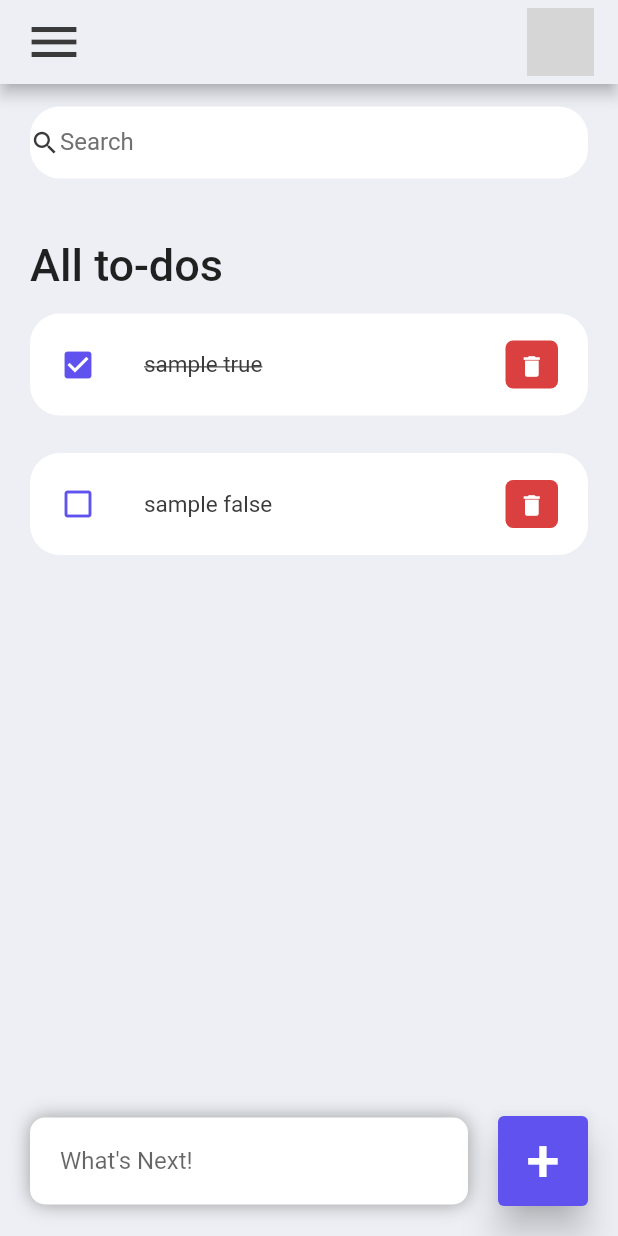
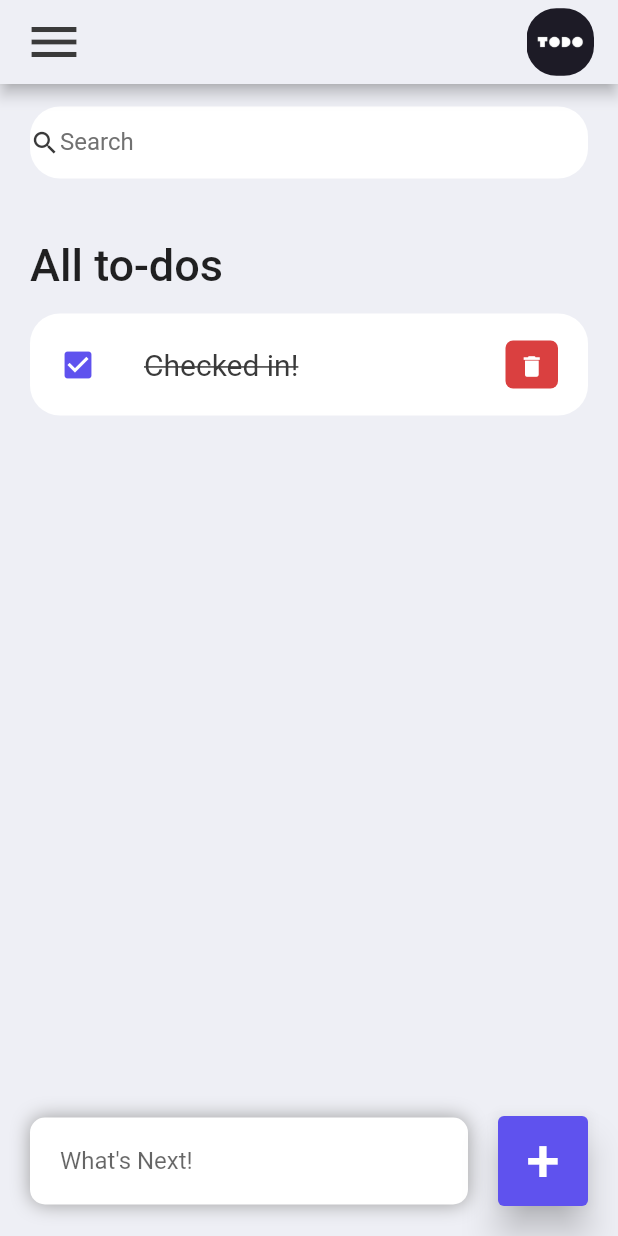
Before and after one commit to VatsalSinha18/todo_list, a Flutter app: the screen it shows after launch, on a phone screen of 412 x 824 dp. Run offline on Flutter 3.47's test engine with Material 2 defaults, Android fonts, the phone set to English and light mode, and no system bars; grey boxes are pictures that could not be loaded.

Commit message:
new assests added

```diff
--- a/lib/model/todo.dart
+++ b/lib/model/todo.dart
@@ -13,8 +13,8 @@ class ToDo {
 
   static List<ToDo> todoList(){
     return[
-      ToDo(id: '01', todotext: "sample true", Done:true),
-      ToDo(id: '02', todotext: "sample false", ),
+      ToDo(id: '01', todotext: "Checked in!", Done:true),
+
 
 
     ];
--- a/lib/screens/home.dart
+++ b/lib/screens/home.dart
@@ -182,7 +182,11 @@ class _HomeState extends State<Home> {
           Container(
             height: 45,
             width: 45,
-            child: Image.asset("todo.jpg")   ),],
+            child: ClipRRect(
+              borderRadius: BorderRadius.circular(20),
+              child: Image.asset("assets/todo.jpg"),
+            ),
+          ),],
       ),
     );
   }
--- a/lib/widgets/items.dart
+++ b/lib/widgets/items.dart
@@ -34,7 +34,7 @@ class ToDoItems extends StatelessWidget {
         title: Text(
           todo.todotext!,
           style: TextStyle(
-            fontSize: 15,
+            fontSize: 20,
             color: MatBlack,
             decoration: todo.Done?TextDecoration.lineThrough:null,
           ),
@@ -56,8 +56,13 @@ class ToDoItems extends StatelessWidget {
                     onDeleteItem(todo.id);
                   },
                 )
+
     ),
-      ),
+
+      )
+
+
         );
+
   }
 }
```
Lines whose indentation alone changed are shown as unchanged.
